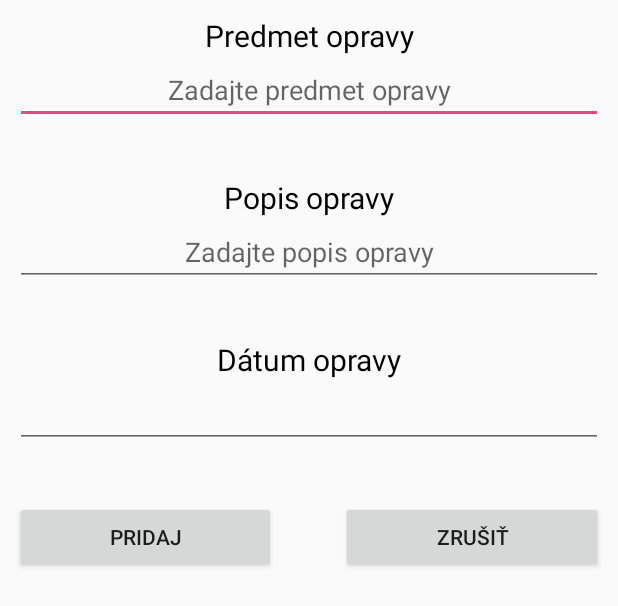
After one commit to Cryth/OpravyPCAndroid, an Android app: the layout activity_pridaj_repair.xml on its own in the app's theme, with its tools: preview values and no code run, on a phone screen of 412 x 824 dp. The commit adds this screen. Shown: the top 606 px of the screen. Run offline under Robolectric (Android 15) with nearby library versions, the phone set to English and light mode, and no system bars.

Commit message:
pridanie oprav ukoncene ostava dokoncenie vypisania "o oprave"

```diff
--- a/app/src/main/AndroidManifest.xml
+++ b/app/src/main/AndroidManifest.xml
@@ -19,7 +19,8 @@
         <activity android:name=".computersActivity" />
         <activity android:name=".pridajCustomer" />
         <activity android:name=".pridajComputer" />
-        <activity android:name=".repairsActivity"></activity>
+        <activity android:name=".repairsActivity" />
+        <activity android:name=".pridajRepair"></activity>
     </application>
 
 </manifest>
--- a/app/src/main/java/com/example/splat/tarika_opravypc/computersActivity.java
+++ b/app/src/main/java/com/example/splat/tarika_opravypc/computersActivity.java
@@ -114,6 +114,5 @@ public class computersActivity extends AppCompatActivity {
                 }
                 break;
         }
-
     }
 }
--- /dev/null
+++ b/app/src/main/res/layout/activity_pridaj_repair.xml
@@ -0,0 +1,110 @@
+<?xml version="1.0" encoding="utf-8"?>
+<LinearLayout xmlns:android="http://schemas.android.com/apk/res/android"
+    xmlns:app="http://schemas.android.com/apk/res-auto"
+    xmlns:tools="http://schemas.android.com/tools"
+    android:layout_width="match_parent"
+    android:layout_height="match_parent"
+    android:orientation="vertical"
+    android:layout_margin="10dp"
+    tools:context="com.example.splat.tarika_opravypc.pridajRepair">
+
+
+    <TextView
+        android:id="@+id/objectHead"
+        android:layout_width="match_parent"
+        android:layout_height="wrap_content"
+        android:text="Predmet opravy"
+        android:textColor="@android:color/black"
+        android:textSize="20sp"
+        android:textAlignment="center"/>
+
+    <EditText
+        android:id="@+id/objectEnter"
+        android:layout_width="match_parent"
+        android:layout_height="wrap_content"
+        android:ems="10"
+        android:inputType="textPersonName"
+        android:hint="Zadajte predmet opravy"
+        android:textColor="@android:color/black"
+        android:textAlignment="center"
+        android:textSize="18sp"/>
+
+    <Space
+        android:layout_width="match_parent"
+        android:layout_height="35dp" />
+
+    <TextView
+        android:id="@+id/aboutHead"
+        android:layout_width="match_parent"
+        android:layout_height="wrap_content"
+        android:text="Popis opravy"
+        android:textColor="@android:color/black"
+        android:textSize="20sp"
+        android:textAlignment="center"/>
+
+    <EditText
+        android:id="@+id/aboutEnter"
+        android:layout_width="match_parent"
+        android:layout_height="wrap_content"
+        android:ems="10"
+        android:inputType="textMultiLine"
+        android:hint="Zadajte popis opravy"
+        android:textColor="@android:color/black"
+        android:textSize="18sp"
+        android:textAlignment="center"/>
+
+    <Space
+        android:layout_width="match_parent"
+        android:layout_height="35dp" />
+
+    <TextView
+        android:id="@+id/dateHead"
+        android:layout_width="match_parent"
+        android:layout_height="wrap_content"
+        android:text="Dátum opravy"
+        android:textSize="20sp"
+        android:textColor="@android:color/black"
+        android:textAlignment="center" />
+
+    <EditText
+        android:id="@+id/dateEnter"
+        android:layout_width="match_parent"
+        android:layout_height="wrap_content"
+        android:ems="10"
+        android:inputType="date"
+        android:textSize="18sp"
+        android:textColor="@android:color/black"
+        android:textAlignment="center"/>
+
+    <Space
+        android:layout_width="match_parent"
+        android:layout_height="35dp" />
+
+    <LinearLayout
+        android:layout_width="match_parent"
+        android:layout_height="match_parent"
+        android:orientation="horizontal">
+
+        <Button
+            android:id="@+id/pridanie"
+            android:layout_width="wrap_content"
+            android:layout_height="wrap_content"
+            android:layout_weight="1"
+            android:text="Pridaj"
+            android:onClick="pridanie"/>
+
+        <Space
+            android:layout_width="wrap_content"
+            android:layout_height="wrap_content"
+            android:layout_weight="0.5" />
+
+        <Button
+            android:id="@+id/zrusenie"
+            android:layout_width="wrap_content"
+            android:layout_height="wrap_content"
+            android:layout_weight="1"
+            android:text="Zrušiť"
+            android:onClick="zrusenie"/>
+
+    </LinearLayout>
+</LinearLayout>
```
Also changed, not shown: app/src/main/java/com/example/splat/tarika_opravypc/pridajRepair.java (added, +41 -0 lines), app/src/main/java/com/example/splat/tarika_opravypc/repairsActivity.java (+38 -2 lines), app/src/main/res/menu/menu_repair.xml (added, +7 -0 lines).
